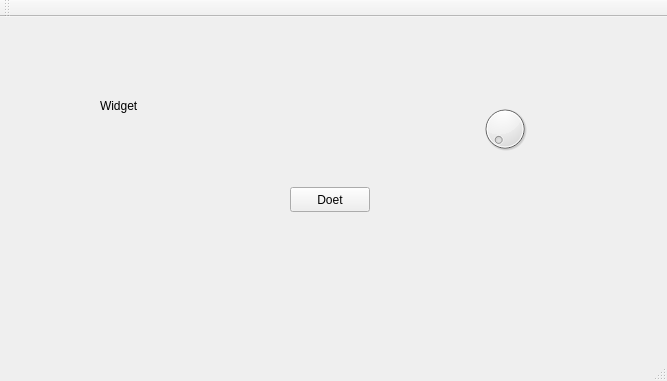
janderkkotlarski/QT_Graphic_Tisteng, file QT_Graphics_Test/mainwindow.ui: the form before one commit.
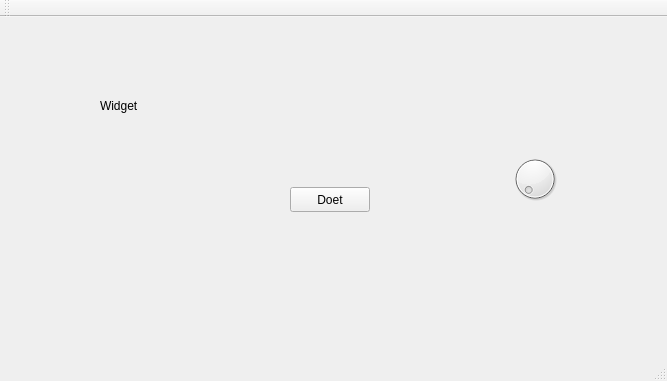
The form after the commit.

Diff of the .ui file:
```diff
--- a/QT_Graphics_Test/mainwindow.ui
+++ b/QT_Graphics_Test/mainwindow.ui
@@ -43,8 +43,8 @@
    <widget class="QDial" name="dial">
     <property name="geometry">
      <rect>
-      <x>480</x>
-      <y>80</y>
+      <x>510</x>
+      <y>130</y>
       <width>50</width>
       <height>64</height>
      </rect>
```
